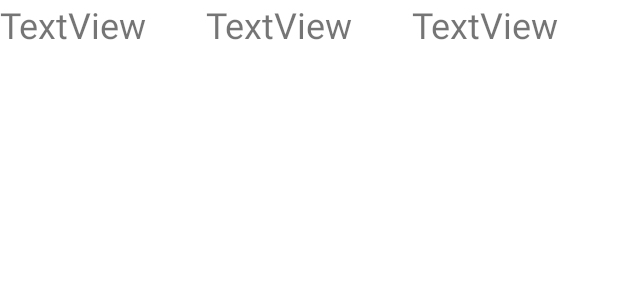
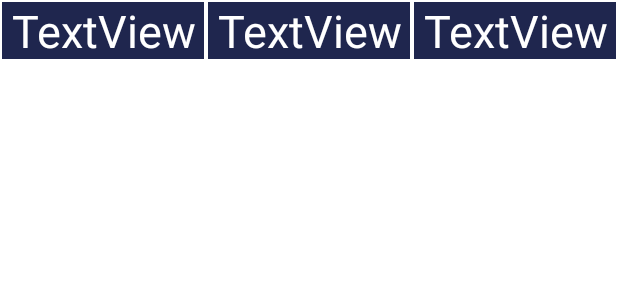
Before and after one commit to programadornovato/Mi-Primer-Proyecto-Android-Studio, an Android app: the layout row_table_pn.xml on its own in the app's theme, with its tools: preview values and no code run, on a phone screen of 412 x 824 dp. Shown: the top 300 px of the screen. Run offline under Robolectric (Android 15) with nearby library versions, the phone set to English and light mode, and no system bars.

```diff
--- /dev/null
+++ b/app/src/main/res/drawable/borde.xml
@@ -0,0 +1,9 @@
+<?xml version="1.0" encoding="utf-8"?>
+<shape
+    xmlns:android="http://schemas.android.com/apk/res/android"
+    android:shape="rectangle"
+    >
+    <stroke android:color="#fff" android:width="1dp">
+
+    </stroke>
+</shape>
--- a/app/src/main/res/layout/row_table_pn.xml
+++ b/app/src/main/res/layout/row_table_pn.xml
@@ -1,29 +1,39 @@
 <?xml version="1.0" encoding="utf-8"?>
 <TableRow xmlns:android="http://schemas.android.com/apk/res/android"
     android:layout_width="match_parent"
-        android:layout_height="wrap_content">
+    android:layout_height="wrap_content"
+    android:background="#1F264E">
 
     <TextView
         android:id="@+id/tv0"
         android:layout_width="0dp"
         android:layout_height="wrap_content"
         android:layout_weight="1"
+        android:background="@drawable/borde"
+        android:gravity="center"
         android:text="TextView"
-            android:textSize="24sp" />
+        android:textColor="#fff"
+        android:textSize="30sp" />
 
     <TextView
         android:id="@+id/tv1"
         android:layout_width="0dp"
         android:layout_height="wrap_content"
         android:layout_weight="1"
+        android:background="@drawable/borde"
+        android:gravity="center"
         android:text="TextView"
-            android:textSize="24sp" />
+        android:textColor="#fff"
+        android:textSize="30sp" />
 
     <TextView
         android:id="@+id/tv2"
         android:layout_width="0dp"
         android:layout_height="wrap_content"
         android:layout_weight="1"
+        android:background="@drawable/borde"
+        android:gravity="center"
         android:text="TextView"
-            android:textSize="24sp" />
+        android:textColor="#fff"
+        android:textSize="30sp" />
 </TableRow>
```
Also changed, not shown: app/src/main/java/com/programadornovato/miprimerproyecto/MainActivity.kt (+12 -14 lines), app/src/main/res/layout/activity_main.xml (+7 -79 lines). Lines whose indentation alone changed are shown as unchanged.
